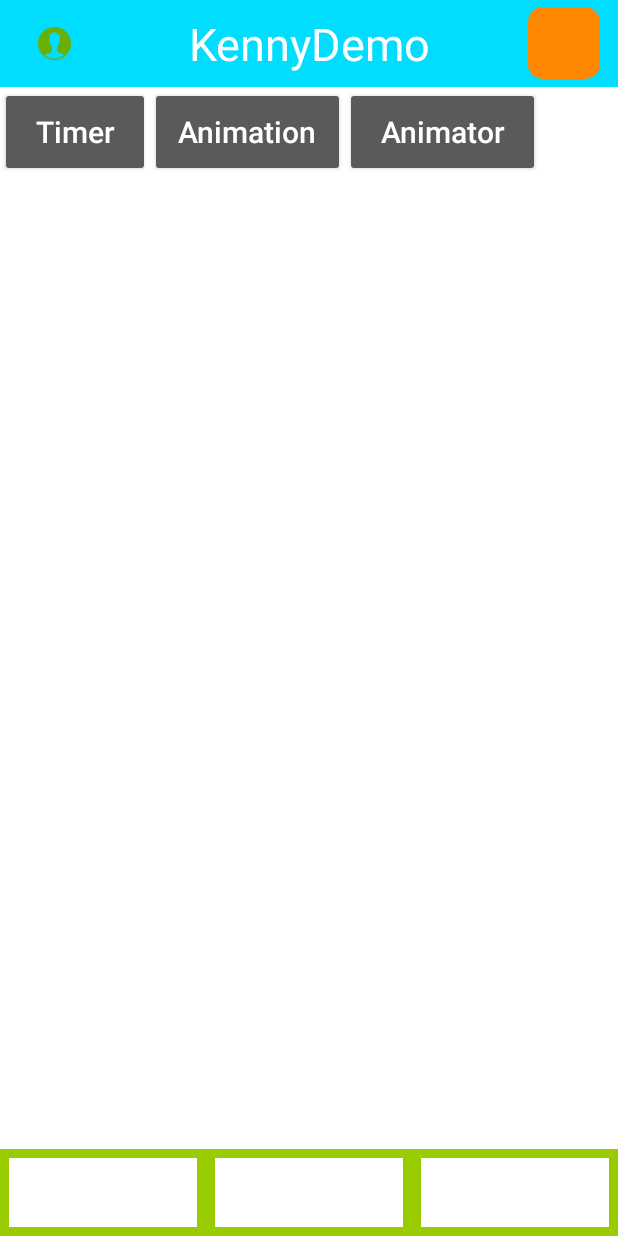
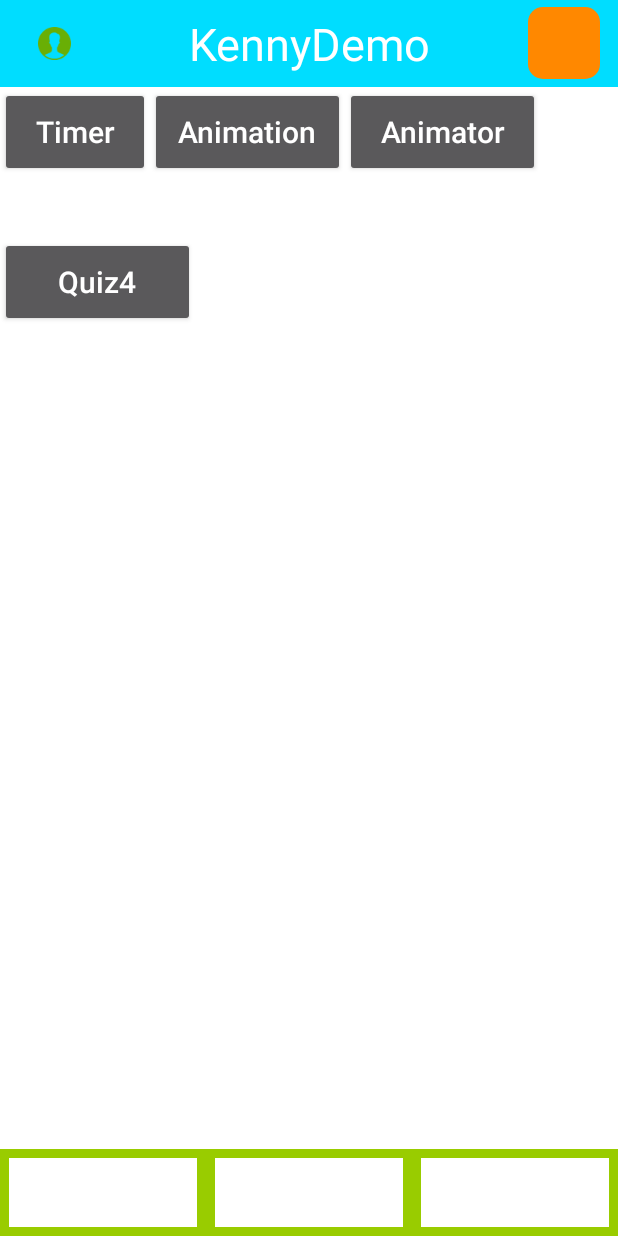
Before and after one commit to knguyen74/KennyDemo, an Android app: the screen it shows after launch (MainActivity), on a phone screen of 412 x 824 dp. Run offline under Robolectric (Android 15) with nearby library versions, the phone set to English and light mode, and no system bars; our stand-ins replace ButterKnife.

```diff
--- a/app/src/main/AndroidManifest.xml
+++ b/app/src/main/AndroidManifest.xml
@@ -35,6 +35,7 @@
         <activity android:name=".TimerActivity" />
         <activity android:name=".AnimationActivity"></activity>
         <activity android:name=".AnimatorActivity"/>
+
     </application>
 
 </manifest>
--- a/app/src/main/res/layout/activity_main.xml
+++ b/app/src/main/res/layout/activity_main.xml
@@ -90,10 +90,16 @@
         android:layout_below="@+id/titlebar"
         android:layout_above="@+id/toolbar"
         android:background="@color/white">
+        <LinearLayout
+            android:layout_width="match_parent"
+            android:layout_height="match_parent"
+            android:orientation="vertical">
 
             <LinearLayout
                 android:layout_width="match_parent"
-            android:layout_height="match_parent">
+                android:layout_height="100dp"
+                android:id="@+id/LL1"
+                >
 
                 <Button
                     android:id="@+id/main_timer_bt"
@@ -121,6 +127,24 @@
                     android:textSize="20sp"
                     />
 
+
+
+            </LinearLayout>
+            <LinearLayout
+                android:layout_width="match_parent"
+                android:layout_height="60dp"
+                android:layout_below="@+id/LL1"
+                >
+                <Button
+                    android:id="@+id/Quiz4"
+                    android:layout_width="130dp"
+                    android:layout_height="60dp"
+                    android:text="Quiz4"
+                    android:textAllCaps="false"
+                    android:textSize="20sp"
+                    />
+            </LinearLayout>
+
         </LinearLayout>
 
     </FrameLayout>
```
Also changed, not shown: app/src/main/java/com/example/kenny/kennydemo/MainActivity.java (+33 -1 lines), app/src/main/java/dialog/Quiz4.java (added, +78 -0 lines), app/src/main/res/layout/quiz4.xml (added, +65 -0 lines). Lines whose indentation alone changed are shown as unchanged.
